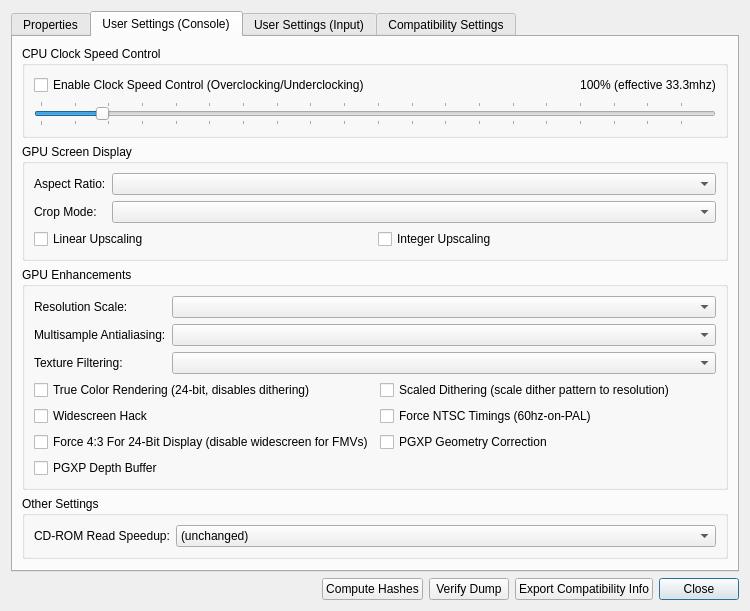
This is src/duckstation-qt/gamepropertiesdialog.ui in kofxi3584karlayang/duckstation as Qt 5 draws it before an edit. The edited form follows.
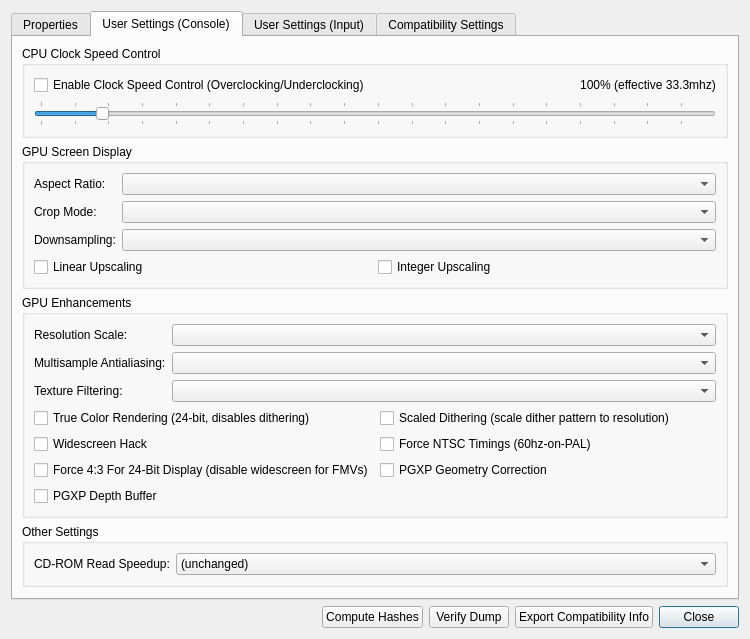
This is the edited form. The open tabs and pages were chosen to show the change. Icons and pictures are not drawn.

Commit message: GameSettings: Add downsampling mode

```diff
--- a/src/duckstation-qt/gamepropertiesdialog.ui
+++ b/src/duckstation-qt/gamepropertiesdialog.ui
@@ -281,7 +281,17 @@
           <item row="1" column="1">
            <widget class="QComboBox" name="userCropMode"/>
           </item>
-          <item row="2" column="0" colspan="2">
+          <item row="2" column="0">
+           <widget class="QLabel" name="label_31">
+            <property name="text">
+             <string>Downsampling:</string>
+            </property>
+           </widget>
+          </item>
+          <item row="2" column="1">
+           <widget class="QComboBox" name="userDownsampleMode"/>
+          </item>
+          <item row="3" column="0" colspan="2">
            <layout class="QGridLayout" name="gridLayout_2">
             <item row="0" column="0">
              <widget class="QCheckBox" name="userLinearUpscaling">
```
The commit also changes 4 other files.
